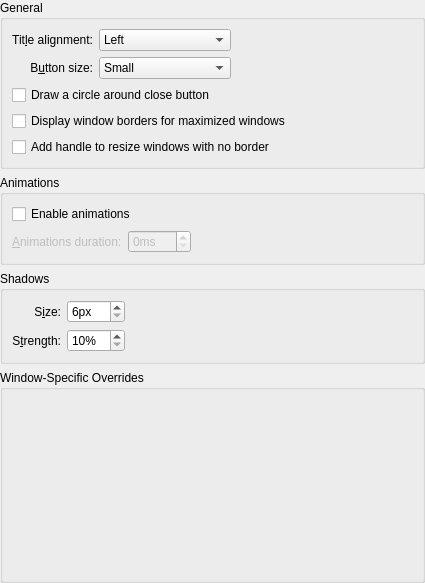
Old version of the form kdecoration/config/ui/breezeconfigurationui.ui in the repository Luwx/Lightly.
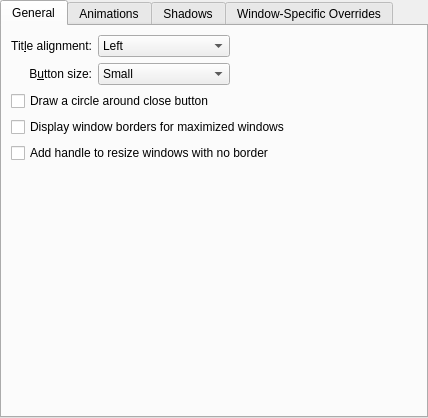
New version of the form. Custom widgets are drawn as their Qt base class.

```diff
--- a/kdecoration/config/ui/breezeconfigurationui.ui
+++ b/kdecoration/config/ui/breezeconfigurationui.ui
@@ -6,8 +6,8 @@
    <rect>
     <x>0</x>
     <y>0</y>
-    <width>425</width>
-    <height>583</height>
+    <width>428</width>
+    <height>418</height>
    </rect>
   </property>
   <layout class="QVBoxLayout" name="verticalLayout">
@@ -15,11 +15,15 @@
     <number>0</number>
    </property>
    <item>
-    <widget class="QGroupBox" name="groupBox">
-     <property name="title">
+    <widget class="QTabWidget" name="tabWidget">
+     <property name="currentIndex">
+      <number>0</number>
+     </property>
+     <widget class="QWidget" name="tab">
+      <attribute name="title">
       <string>General</string>
-     </property>
-     <layout class="QGridLayout" name="gridLayout">
+      </attribute>
+      <layout class="QGridLayout" name="gridLayout_4">
       <item row="0" column="0">
        <widget class="QLabel" name="label_3">
         <property name="text">
@@ -33,43 +37,6 @@
         </property>
        </widget>
       </item>
-      <item row="0" column="1">
-       <widget class="QComboBox" name="titleAlignment">
-        <item>
-         <property name="text">
-          <string>Left</string>
-         </property>
-        </item>
-        <item>
-         <property name="text">
-          <string>Center</string>
-         </property>
-        </item>
-        <item>
-         <property name="text">
-          <string>Center (Full Width)</string>
-         </property>
-        </item>
-        <item>
-         <property name="text">
-          <string>Right</string>
-         </property>
-        </item>
-       </widget>
-      </item>
-      <item row="0" column="2">
-       <spacer name="horizontalSpacer">
-        <property name="orientation">
-         <enum>Qt::Horizontal</enum>
-        </property>
-        <property name="sizeHint" stdset="0">
-         <size>
-          <width>199</width>
-          <height>20</height>
-         </size>
-        </property>
-       </spacer>
-      </item>
       <item row="1" column="0">
        <widget class="QLabel" name="label_4">
         <property name="text">
@@ -83,13 +50,6 @@
         </property>
        </widget>
       </item>
-      <item row="3" column="0" colspan="3">
-       <widget class="QCheckBox" name="drawBorderOnMaximizedWindows">
-        <property name="text">
-         <string>Display window borders for maximized windows</string>
-        </property>
-       </widget>
-      </item>
       <item row="1" column="1">
        <widget class="QComboBox" name="buttonSize">
         <item>
@@ -114,6 +74,56 @@
         </item>
        </widget>
       </item>
+       <item row="0" column="1">
+        <widget class="QComboBox" name="titleAlignment">
+         <item>
+          <property name="text">
+           <string>Left</string>
+          </property>
+         </item>
+         <item>
+          <property name="text">
+           <string>Center</string>
+          </property>
+         </item>
+         <item>
+          <property name="text">
+           <string>Center (Full Width)</string>
+          </property>
+         </item>
+         <item>
+          <property name="text">
+           <string>Right</string>
+          </property>
+         </item>
+        </widget>
+       </item>
+       <item row="0" column="2">
+        <spacer name="horizontalSpacer">
+         <property name="orientation">
+          <enum>Qt::Horizontal</enum>
+         </property>
+         <property name="sizeHint" stdset="0">
+          <size>
+           <width>40</width>
+           <height>20</height>
+          </size>
+         </property>
+        </spacer>
+       </item>
+       <item row="5" column="0" colspan="3">
+        <spacer name="verticalSpacer">
+         <property name="orientation">
+          <enum>Qt::Vertical</enum>
+         </property>
+         <property name="sizeHint" stdset="0">
+          <size>
+           <width>20</width>
+           <height>40</height>
+          </size>
+         </property>
+        </spacer>
+       </item>
       <item row="4" column="0" colspan="3">
        <widget class="QCheckBox" name="drawSizeGrip">
         <property name="text">
@@ -121,6 +131,13 @@
         </property>
        </widget>
       </item>
+       <item row="3" column="0" colspan="3">
+        <widget class="QCheckBox" name="drawBorderOnMaximizedWindows">
+         <property name="text">
+          <string>Display window borders for maximized windows</string>
+         </property>
+        </widget>
+       </item>
       <item row="2" column="0" colspan="3">
        <widget class="QCheckBox" name="outlineCloseButton">
         <property name="text">
@@ -130,14 +147,12 @@
       </item>
      </layout>
     </widget>
-   </item>
-   <item>
-    <widget class="QGroupBox" name="groupBox_2">
-     <property name="title">
+     <widget class="QWidget" name="tab_2">
+      <attribute name="title">
       <string>Animations</string>
-     </property>
-     <layout class="QGridLayout" name="gridLayout_2">
-      <item row="2" column="0">
+      </attribute>
+      <layout class="QGridLayout" name="gridLayout_5">
+       <item row="1" column="0">
        <widget class="QLabel" name="animationsDurationLabel">
         <property name="enabled">
          <bool>false</bool>
@@ -145,12 +160,15 @@
         <property name="text">
          <string>&amp;Animations duration:</string>
         </property>
+         <property name="alignment">
+          <set>Qt::AlignRight|Qt::AlignTrailing|Qt::AlignVCenter</set>
+         </property>
         <property name="buddy">
          <cstring>animationsDuration</cstring>
         </property>
        </widget>
       </item>
-      <item row="2" column="1">
+       <item row="1" column="1">
        <widget class="QSpinBox" name="animationsDuration">
         <property name="enabled">
          <bool>false</bool>
@@ -163,8 +181,8 @@
         </property>
        </widget>
       </item>
-      <item row="2" column="2">
-       <spacer name="horizontalSpacer_2">
+       <item row="1" column="2">
+        <spacer name="horizontalSpacer_4">
         <property name="orientation">
          <enum>Qt::Horizontal</enum>
         </property>
@@ -183,15 +201,26 @@
         </property>
        </widget>
       </item>
-     </layout>
-    </widget>
-   </item>
-   <item>
-    <widget class="QGroupBox" name="groupBox_4">
-     <property name="title">
+       <item row="2" column="0" colspan="3">
+        <spacer name="verticalSpacer_2">
+         <property name="orientation">
+          <enum>Qt::Vertical</enum>
+         </property>
+         <property name="sizeHint" stdset="0">
+          <size>
+           <width>20</width>
+           <height>40</height>
+          </size>
+         </property>
+        </spacer>
+       </item>
+      </layout>
+     </widget>
+     <widget class="QWidget" name="tab_4">
+      <attribute name="title">
       <string>Shadows</string>
-     </property>
-     <layout class="QGridLayout" name="gridLayout_3">
+      </attribute>
+      <layout class="QGridLayout" name="gridLayout_6">
       <item row="1" column="1">
        <widget class="QSpinBox" name="shadowStrength">
         <property name="suffix">
@@ -205,18 +234,18 @@
         </property>
        </widget>
       </item>
-      <item row="1" column="0">
-       <widget class="QLabel" name="label_2">
-        <property name="text">
-         <string comment="strength of the shadow (from transparent to opaque)">S&amp;trength:</string>
-        </property>
-        <property name="alignment">
-         <set>Qt::AlignRight|Qt::AlignTrailing|Qt::AlignVCenter</set>
-        </property>
-        <property name="buddy">
-         <cstring>shadowStrength</cstring>
-        </property>
-       </widget>
+       <item row="1" column="2">
+        <spacer name="horizontalSpacer_5">
+         <property name="orientation">
+          <enum>Qt::Horizontal</enum>
+         </property>
+         <property name="sizeHint" stdset="0">
+          <size>
+           <width>40</width>
+           <height>20</height>
+          </size>
+         </property>
+        </spacer>
       </item>
       <item row="0" column="0">
        <widget class="QLabel" name="label">
@@ -244,28 +273,39 @@
         </property>
        </widget>
       </item>
-      <item row="0" column="2">
-       <spacer name="horizontalSpacer_3">
+       <item row="1" column="0">
+        <widget class="QLabel" name="label_2">
+         <property name="text">
+          <string comment="strength of the shadow (from transparent to opaque)">S&amp;trength:</string>
+         </property>
+         <property name="alignment">
+          <set>Qt::AlignRight|Qt::AlignTrailing|Qt::AlignVCenter</set>
+         </property>
+         <property name="buddy">
+          <cstring>shadowStrength</cstring>
+         </property>
+        </widget>
+       </item>
+       <item row="2" column="0" colspan="3">
+        <spacer name="verticalSpacer_3">
         <property name="orientation">
-         <enum>Qt::Horizontal</enum>
+          <enum>Qt::Vertical</enum>
         </property>
         <property name="sizeHint" stdset="0">
          <size>
-          <width>40</width>
-          <height>20</height>
+           <width>20</width>
+           <height>40</height>
          </size>
         </property>
        </spacer>
       </item>
      </layout>
     </widget>
-   </item>
-   <item>
-    <widget class="QGroupBox" name="groupBox_3">
-     <property name="title">
+     <widget class="QWidget" name="tab_3">
+      <attribute name="title">
       <string>Window-Specific Overrides</string>
-     </property>
-     <layout class="QVBoxLayout" name="verticalLayout_2">
+      </attribute>
+      <layout class="QVBoxLayout" name="verticalLayout_3">
       <item>
        <widget class="Breeze::ExceptionListWidget" name="exceptions" native="true">
         <property name="sizePolicy">
@@ -278,6 +318,7 @@
       </item>
      </layout>
     </widget>
+    </widget>
    </item>
   </layout>
  </widget>
```
Left out of the diff: 2 changed lines with no effect on the pictures. Lines whose indentation alone changed are shown as unchanged.
